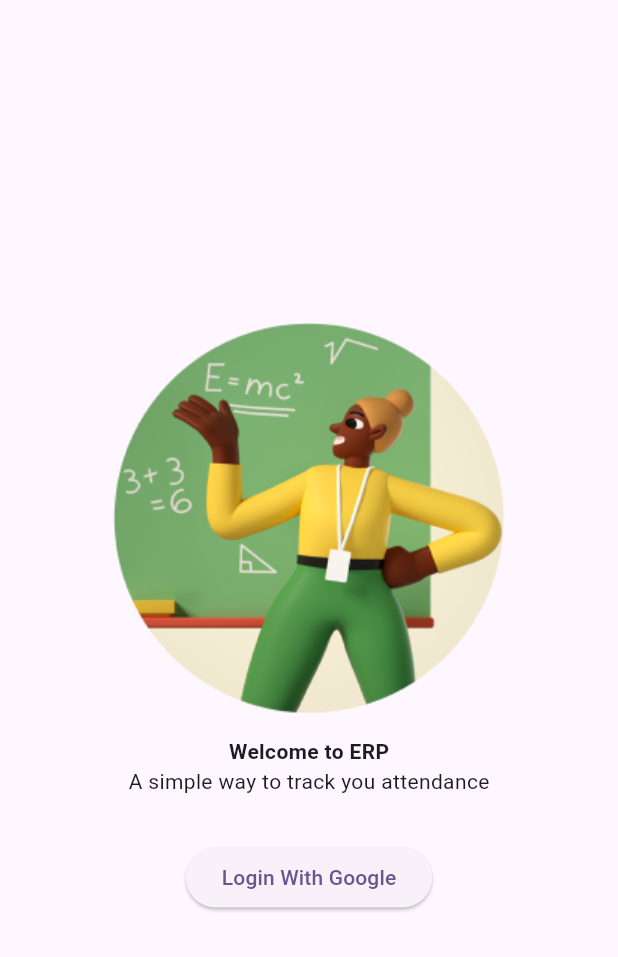
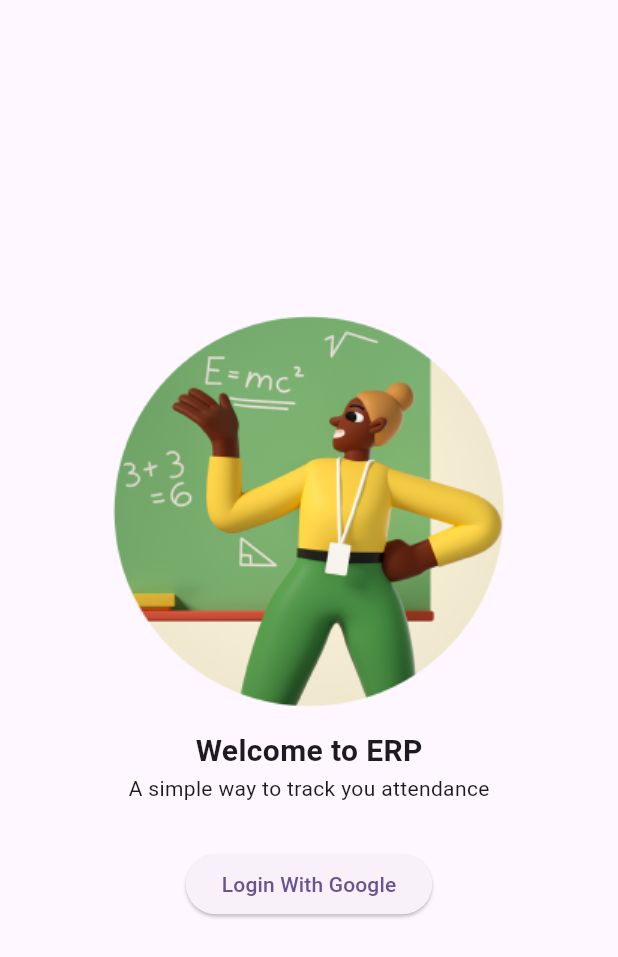
Before and after one commit to SivaramTechie/erp_student, a Flutter app: the screen it shows after launch, on a phone screen of 412 x 824 dp. Shown: the top 957 px of the screen. Run offline on Flutter 3.47's test engine with Material 2 defaults, Android fonts, the phone set to English and light mode, and no system bars.

Commit message:
initial commit

```diff
--- a/lib/main.dart
+++ b/lib/main.dart
@@ -31,7 +31,7 @@ class Login extends StatelessWidget {
             ),
             const Text(
               "Welcome to ERP",
-              style: TextStyle(fontWeight: FontWeight.bold),
+              style: TextStyle(fontWeight: FontWeight.bold, fontSize: 20),
             ),
             const Text("A simple way to track you attendance"),
             const SizedBox(
```
